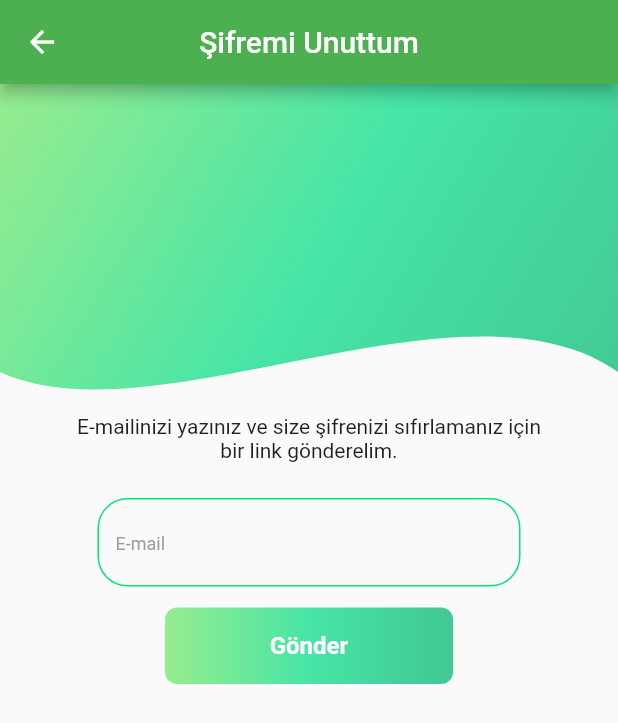
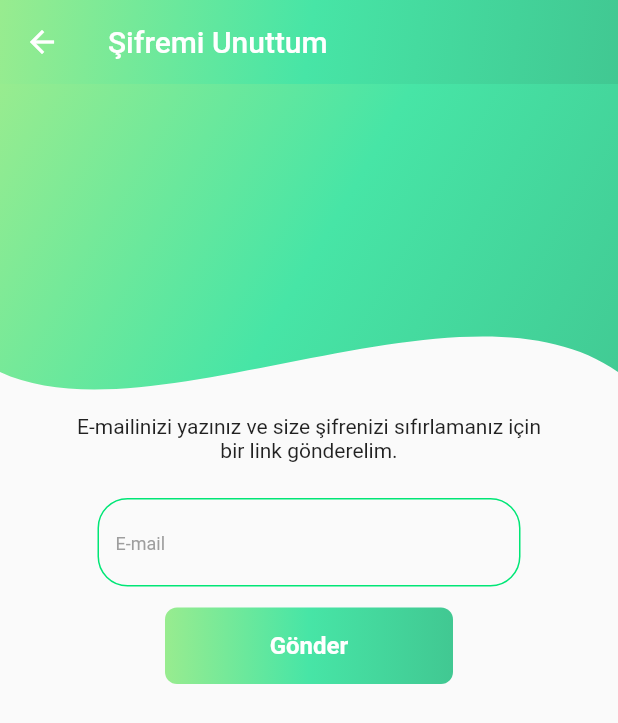
Before and after one commit to YusufsKaygusuz/Alertji-App, a Flutter app: the ForgotPasswordPage screen opened directly, on a phone screen of 412 x 824 dp. Shown: the top 723 px of the screen. Run offline on Flutter 3.47's test engine with Material 2 defaults, Android fonts, the phone set to English and light mode, and no system bars; our stand-ins replace cloud_firestore, firebase_auth, firebase_core, flutter_signin_button, google_sign_in, introduction_screen and 1 more; missing offline and left inert: molten_navigationbar_flutter; accounts and stored records are empty.

Commit message:
appbar has been changed

```diff
--- /dev/null
+++ b/lib/product/widget/login_appbar.dart
@@ -0,0 +1,33 @@
+import 'package:flutter/material.dart';
+
+class LoginAppBar extends StatelessWidget implements PreferredSizeWidget {
+  final String title;
+
+  const LoginAppBar({required this.title});
+
+  @override
+  Size get preferredSize => Size.fromHeight(kToolbarHeight);
+
+  @override
+  Widget build(BuildContext context) {
+    return AppBar(
+      elevation: 0,
+      title: Text(title),
+      flexibleSpace: Container(
+        decoration: const BoxDecoration(
+          gradient: LinearGradient(
+            colors: [
+              Color.fromARGB(255, 152, 236, 143),
+              Color.fromARGB(255, 71, 229, 166),
+              Color.fromARGB(255, 65, 200, 146),
+            ],
+            stops: [0.0, 0.5, 1.0],
+            begin: Alignment.topLeft,
+            end: Alignment.bottomRight,
+            tileMode: TileMode.clamp,
+          ),
+        ),
+      ),
+    );
+  }
+}
--- a/lib/view/authenticate/forgotpassword/view/forgot_password_view.dart
+++ b/lib/view/authenticate/forgotpassword/view/forgot_password_view.dart
@@ -1,7 +1,9 @@
+import 'package:alertji_app/product/widget/login_appbar.dart';
 import 'package:alertji_app/product/widget/login_button.dart';
 import 'package:firebase_auth/firebase_auth.dart';
 import 'package:flutter/material.dart';
 
+import '../../../../product/widget/custom_appbar.dart';
 import '../../../../product/widget/draw_clip.dart';
 
 class ForgotPasswordPage extends StatelessWidget {
@@ -50,10 +52,8 @@ class ForgotPasswordPage extends StatelessWidget {
   @override
   Widget build(BuildContext context) {
     return Scaffold(
-      appBar: AppBar(
-        title: const Text("Şifremi Unuttum"),
-        centerTitle: true,
-        backgroundColor: Colors.green,
+      appBar: const LoginAppBar(
+        title: ("Şifremi Unuttum"),
       ),
       body: Column(
         children: [
```
Also changed, not shown: lib/view/authenticate/register/view/register_view.dart (+18 -4 lines), lib/view/home/profile/settings/view/settings_view.dart (+17 -2 lines), lib/view/home/profile/support/support_view.dart (+17 -2 lines), lib/view/home/profile/view/profie_view.dart (+16 -0 lines).
